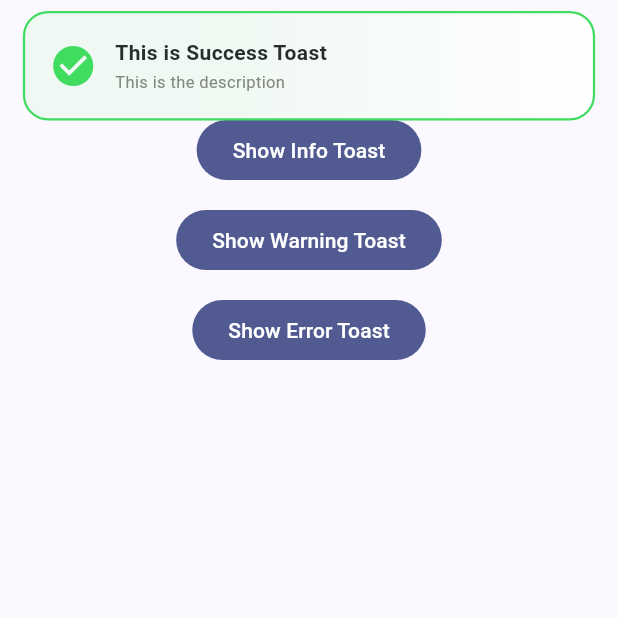
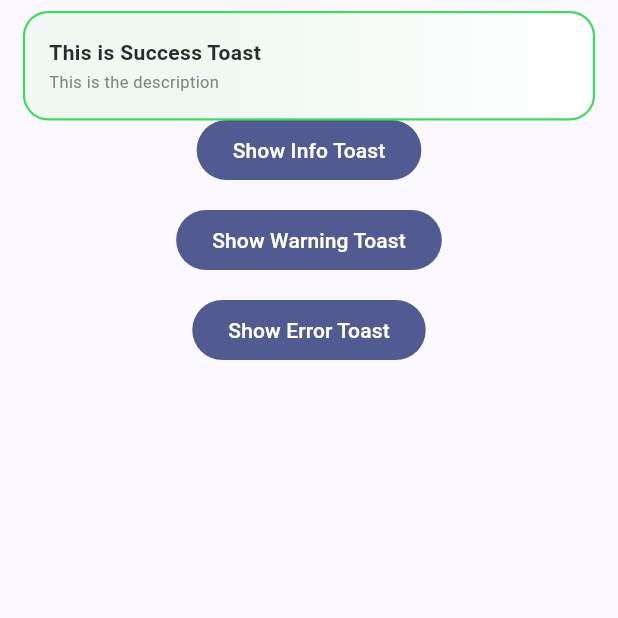
Before and after one commit to codestrdy/thing_toast, a Flutter app: the screen it shows after launch, after a tap on "Show Success Toast", on a phone screen of 412 x 824 dp, the top half of it. Run offline on Flutter 3.47's test engine with Material 3 defaults, Android fonts, the phone set to English and light mode, and no system bars.

Commit message:
Refactor Icon

```diff
--- a/lib/src/toast_params.dart
+++ b/lib/src/toast_params.dart
@@ -15,15 +15,11 @@ class ToastStyle {
   /// Subtitle Max Lines, default is `3`
   final int subtitleMaxLines;
 
-  /// Custom Suffix Icon
-  final IconData? icon;
-
   const ToastStyle({
     this.titleTextStyle,
     this.subtitleTextStyle,
     this.titleMaxLines = 3,
     this.subtitleMaxLines = 3,
-    this.icon,
   });
 }
 
@@ -41,21 +37,21 @@ class ToastParams {
   /// Toast Subtitle
   final String? subtitle;
 
-  /// Show Suffix Icon, default is `true`
-  final bool showIcon;
-
   /// Type of the Toast
   final ToastType type;
 
-  /// Addintional Style for Toast
+  /// Additional Style for Toast
   final ToastStyle style;
+
+  /// Additional Suffix Icon for Toast
+  final Widget? icon;
 
   const ToastParams({
     required this.title,
     required this.duration,
     required this.curve,
     this.subtitle,
-    this.showIcon = true,
+    this.icon,
     required this.type,
     this.style = const ToastStyle(),
   });
--- a/lib/src/toast_type.dart
+++ b/lib/src/toast_type.dart
@@ -8,14 +8,13 @@ import 'package:thing_toast/src/colors.dart';
 /// * `Warning` : For warning condition
 /// * `Error` : For error condition
 enum ToastType {
-  success(successColor, successGradient, Icons.check_circle),
-  info(infoColor, infoGradient, Icons.lightbulb),
-  warning(warningColor, warningGradient, Icons.info_rounded),
-  error(errorColor, errorGradient, Icons.warning_rounded);
+  success(successColor, successGradient),
+  info(infoColor, infoGradient),
+  warning(warningColor, warningGradient),
+  error(errorColor, errorGradient);
 
   final Color color;
-  final IconData icon;
   final LinearGradient gradient;
 
-  const ToastType(this.color, this.gradient, this.icon);
+  const ToastType(this.color, this.gradient);
 }
--- a/lib/src/toast_widget.dart
+++ b/lib/src/toast_widget.dart
@@ -11,7 +11,6 @@ class ToastWidget extends StatelessWidget {
     this.subtitle,
     this.titleTextStyle,
     this.subtitleTextStyle,
-    this.showIcon = true,
     this.titleMaxLines = 3,
     this.subtitleMaxLines = 3,
     this.icon,
@@ -23,8 +22,7 @@ class ToastWidget extends StatelessWidget {
   final TextStyle? subtitleTextStyle;
   final int titleMaxLines;
   final int subtitleMaxLines;
-  final bool showIcon;
-  final IconData? icon;
+  final Widget? icon;
   final ToastType type;
 
   @override
@@ -44,7 +42,7 @@ class ToastWidget extends StatelessWidget {
       child: Row(
         spacing: 12,
         children: [
-          ?_icon,
+          ?icon,
           Expanded(
             child: Column(
               crossAxisAlignment: CrossAxisAlignment.start,
@@ -80,9 +78,4 @@ class ToastWidget extends StatelessWidget {
       maxLines: subtitleMaxLines,
     );
   }
-
-  Widget? get _icon {
-    if (!showIcon) return null;
-    return Icon(icon ?? type.icon, size: 32, color: type.color);
-  }
 }
--- a/lib/src/toast_wrapper.dart
+++ b/lib/src/toast_wrapper.dart
@@ -13,7 +13,7 @@ class ToastWrapper extends StatefulWidget {
     required this.duration,
     required this.curve,
     this.subtitle,
-    required this.showIcon,
+    this.icon,
     required this.onDismiss,
     required this.type,
     required this.style,
@@ -23,7 +23,7 @@ class ToastWrapper extends StatefulWidget {
   final Duration duration;
   final Curve curve;
   final String? subtitle;
-  final bool showIcon;
+  final Widget? icon;
   final VoidCallback onDismiss;
   final ToastType type;
   final ToastStyle style;
@@ -121,8 +121,7 @@ class _ToastWrapperState extends State<ToastWrapper>
           child: ToastWidget(
             title: widget.title,
             type: widget.type,
-            icon: widget.style.icon,
-            showIcon: widget.showIcon,
+            icon: widget.icon,
             subtitle: widget.subtitle,
             subtitleMaxLines: widget.style.subtitleMaxLines,
             titleMaxLines: widget.style.titleMaxLines,
--- a/lib/thing_toast.dart
+++ b/lib/thing_toast.dart
@@ -41,8 +41,8 @@ class ThingToast {
           title: params.title,
           duration: params.duration,
           curve: params.curve,
-          showIcon: params.showIcon,
           subtitle: params.subtitle,
+          icon: params.icon,
           onDismiss: () {
             overlay?.remove();
             overlay = null;
@@ -65,17 +65,17 @@ class ThingToast {
     required Duration duration,
     required Curve curve,
     String? subtitle,
+    Widget? icon,
     required ToastStyle style,
-    bool showIcon = true,
   }) {
     final toast = ToastParams(
       title: title,
       duration: duration,
       curve: curve,
       type: type,
-      showIcon: showIcon,
       style: style,
       subtitle: subtitle,
+      icon: icon,
     );
 
     _enqueue(toast);
@@ -92,17 +92,17 @@ class ThingToast {
     Duration duration = const Duration(seconds: 3),
     Curve curve = Curves.easeInExpo,
     String? subtitle,
+    Widget? icon,
     ToastStyle style = const ToastStyle(),
-    bool showIcon = true,
   }) {
     _showToast(
       type: ToastType.success,
       title: title,
       curve: curve,
       duration: duration,
-      showIcon: showIcon,
       style: style,
       subtitle: subtitle,
+      icon: icon,
     );
   }
 
@@ -117,17 +117,17 @@ class ThingToast {
     Duration duration = const Duration(seconds: 3),
     Curve curve = Curves.easeInExpo,
     String? subtitle,
+    Widget? icon,
     ToastStyle style = const ToastStyle(),
-    bool showIcon = true,
   }) {
     _showToast(
       type: ToastType.info,
       title: title,
       curve: curve,
       duration: duration,
-      showIcon: showIcon,
       style: style,
       subtitle: subtitle,
+      icon: icon,
     );
   }
 
@@ -142,17 +142,17 @@ class ThingToast {
     Duration duration = const Duration(seconds: 3),
     Curve curve = Curves.easeInExpo,
     String? subtitle,
+    Widget? icon,
     ToastStyle style = const ToastStyle(),
-    bool showIcon = true,
   }) {
     _showToast(
       type: ToastType.warning,
       title: title,
       curve: curve,
       duration: duration,
-      showIcon: showIcon,
       style: style,
       subtitle: subtitle,
+      icon: icon,
     );
   }
 
@@ -167,17 +167,17 @@ class ThingToast {
     Duration duration = const Duration(seconds: 3),
     Curve curve = Curves.easeInExpo,
     String? subtitle,
+    Widget? icon,
     ToastStyle style = const ToastStyle(),
-    bool showIcon = true,
   }) {
     _showToast(
       type: ToastType.error,
       title: title,
       curve: curve,
       duration: duration,
-      showIcon: showIcon,
       style: style,
       subtitle: subtitle,
+      icon: icon,
     );
   }
 }
--- a/pubspec.yaml
+++ b/pubspec.yaml
@@ -1,6 +1,6 @@
 name: thing_toast
 description: "Package for Fancy Gradient Toast."
-version: 0.3.0
+version: 0.4.0
 repository: https://github.com/codestrdy/thing_toast
 
 environment:
```
Also changed, not shown: 1 other file.
